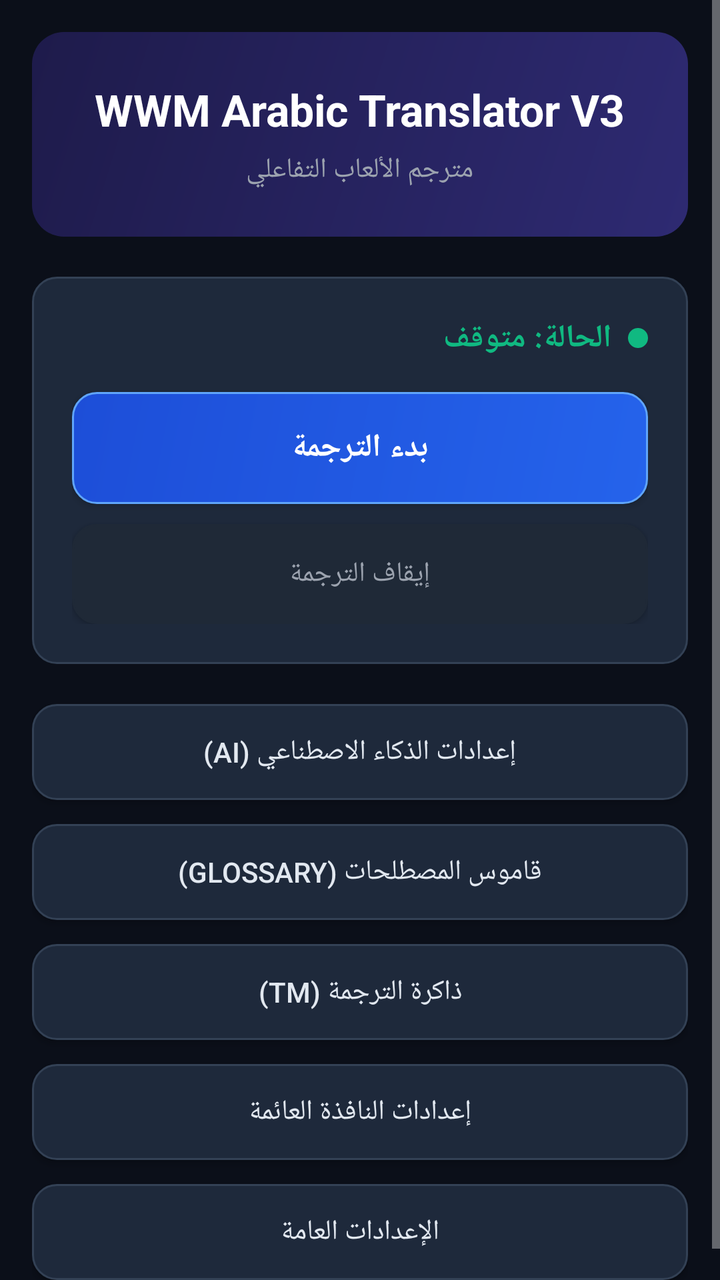
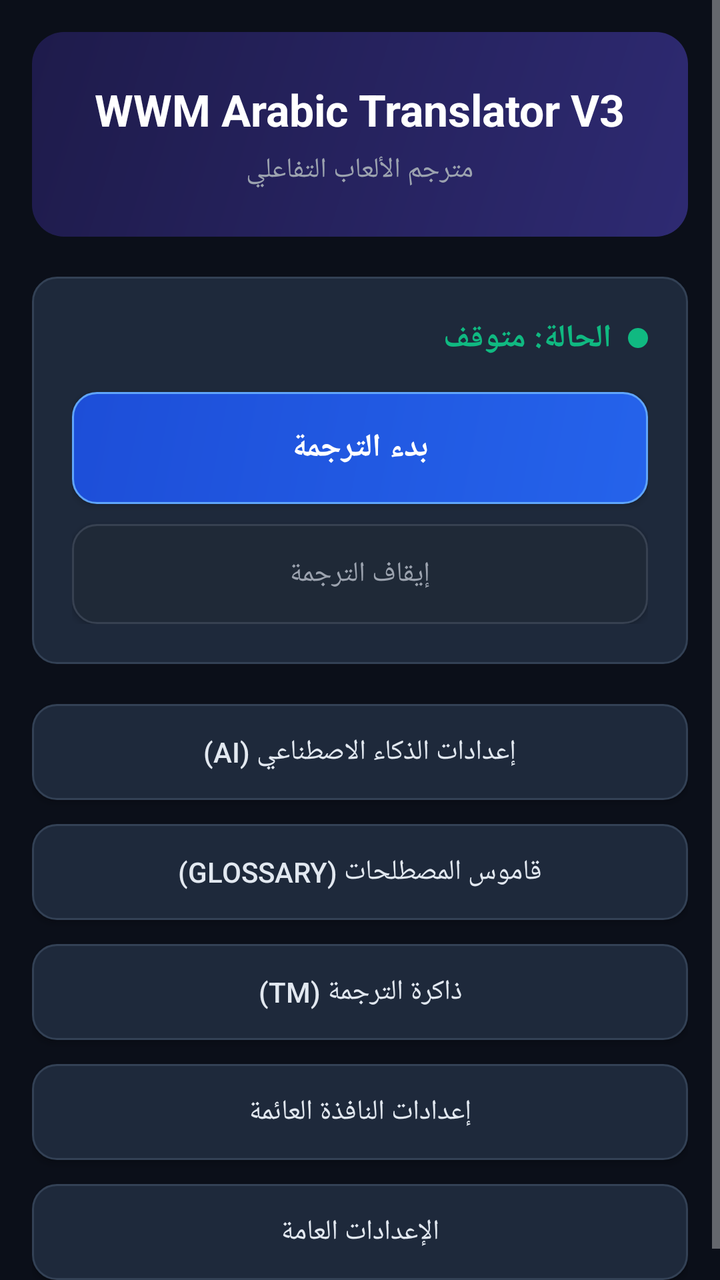

Before-and-after screenshots of an Android layout around one commit, followed by the original layout XML and the change that was made.
<!-- AndroidManifest.xml: application theme Theme.AppCompat.NoActionBar -->
<!-- res/layout/activity_main.xml -->
<?xml version="1.0" encoding="utf-8"?>
<ScrollView xmlns:android="http://schemas.android.com/apk/res/android"
    android:layout_width="match_parent"
    android:layout_height="match_parent"
    android:background="#0B0F19"
    android:fillViewport="true">

    <LinearLayout
        android:layout_width="match_parent"
        android:layout_height="wrap_content"
        android:orientation="vertical"
        android:padding="16dp">

        
        <LinearLayout
            android:id="@+id/headerCardContainer"
            android:layout_width="match_parent"
            android:layout_height="wrap_content"
            android:background="@drawable/bg_header_card"
            android:orientation="vertical"
            android:padding="24dp">

            <TextView
                android:layout_width="wrap_content"
                android:layout_height="wrap_content"
                android:layout_gravity="center"
                android:text="WWM Arabic Translator V3"
                android:textColor="#FFFFFF"
                android:textSize="22sp"
                android:textStyle="bold" />

            <TextView
                android:layout_width="wrap_content"
                android:layout_height="wrap_content"
                android:layout_gravity="center"
                android:layout_marginTop="6dp"
                android:text="مترجم الألعاب التفاعلي"
                android:textColor="#9CA3AF"
                android:textSize="14sp" />
        </LinearLayout>

        
        <LinearLayout
            android:layout_width="match_parent"
            android:layout_height="wrap_content"
            android:layout_marginTop="20dp"
            android:background="@drawable/bg_status_item"
            android:orientation="vertical"
            android:padding="20dp">

            <LinearLayout
                android:layout_width="wrap_content"
                android:layout_height="wrap_content"
                android:layout_gravity="end"
                android:gravity="center_vertical"
                android:orientation="horizontal">

                <TextView
                    android:id="@+id/tvStatus"
                    android:layout_width="wrap_content"
                    android:layout_height="wrap_content"
                    android:text="الحالة: متوقف"
                    android:textColor="#10B981"
                    android:textSize="16sp"
                    android:textStyle="bold" />

                <ImageView
                    android:layout_width="10dp"
                    android:layout_height="10dp"
                    android:layout_marginStart="8dp"
                    android:src="@drawable/ic_dot_green" />
            </LinearLayout>

            
            <Button
                android:id="@+id/btnStartTranslation"
                android:layout_width="match_parent"
                android:layout_height="56dp"
                android:layout_marginTop="16dp"
                android:background="@drawable/bg_primary_button"
                android:backgroundTint="@null"
                android:padding="12dp"
                android:text="بدء الترجمة"
                android:textColor="#FFFFFF"
                android:textSize="16sp"
                android:textStyle="bold" />

            
            <Button
                android:id="@+id/btnStopTranslation"
                android:layout_width="match_parent"
                android:layout_height="50dp"
                android:layout_marginTop="10dp"
                android:background="@drawable/bg_status_item"
                android:backgroundTint="#1F2937"
                android:padding="10dp"
                android:text="إيقاف الترجمة"
                android:textColor="#9CA3AF"
                android:textSize="14sp" />
        </LinearLayout>

        
        <LinearLayout
            android:layout_width="match_parent"
            android:layout_height="wrap_content"
            android:layout_marginTop="20dp"
            android:orientation="vertical">

            <Button
                android:id="@+id/btnOpenAiSettings"
                android:layout_width="match_parent"
                android:layout_height="wrap_content"
                android:layout_marginBottom="12dp"
                android:background="@drawable/bg_status_item"
                android:backgroundTint="@null"
                android:padding="14dp"
                android:text="إعدادات الذكاء الاصطناعي (AI)"
                android:textColor="#E2E8F0" />

            <Button
                android:id="@+id/btnOpenGlossary"
                android:layout_width="match_parent"
                android:layout_height="wrap_content"
                android:layout_marginBottom="12dp"
                android:background="@drawable/bg_status_item"
                android:backgroundTint="@null"
                android:padding="14dp"
                android:text="قاموس المصطلحات (GLOSSARY)"
                android:textColor="#E2E8F0" />

            <Button
                android:id="@+id/btnOpenTranslationMemory"
                android:layout_width="match_parent"
                android:layout_height="wrap_content"
                android:layout_marginBottom="12dp"
                android:background="@drawable/bg_status_item"
                android:backgroundTint="@null"
                android:padding="14dp"
                android:text="ذاكرة الترجمة (TM)"
                android:textColor="#E2E8F0" />

            <Button
                android:id="@+id/btnOpenOverlaySettings"
                android:layout_width="match_parent"
                android:layout_height="wrap_content"
                android:layout_marginBottom="12dp"
                android:background="@drawable/bg_status_item"
                android:backgroundTint="@null"
                android:padding="14dp"
                android:text="إعدادات النافذة العائمة"
                android:textColor="#E2E8F0" />

            <Button
                android:id="@+id/btnOpenSettings"
                android:layout_width="match_parent"
                android:layout_height="wrap_content"
                android:background="@drawable/bg_status_item"
                android:backgroundTint="@null"
                android:padding="14dp"
                android:text="الإعدادات العامة"
                android:textColor="#E2E8F0" />
        </LinearLayout>

    </LinearLayout>
</ScrollView>
<!-- resources referenced by this layout -->
<resources>
  <!-- drawable bg_header_card (drawable) -->
  <?xml version="1.0" encoding="utf-8"?>
  <shape xmlns:android="http://schemas.android.com/apk/res/android"
      android:shape="rectangle">
      <gradient
          android:angle="135"
          android:endColor="#1E1B4B"
          android:startColor="#2E2A72" />
      <corners android:radius="16dp" />
  </shape>
  <!-- drawable bg_primary_button (drawable) -->
  <?xml version="1.0" encoding="utf-8"?>
  <ripple xmlns:android="http://schemas.android.com/apk/res/android"
      android:color="#3B82F6">
      <item>
          <shape android:shape="rectangle">
              <corners android:radius="12dp" />
              <gradient
                  android:angle="135"
                  android:endColor="#1D4ED8"
                  android:startColor="#2563EB" />
              <stroke
                  android:width="1dp"
                  android:color="#60A5FA" />
          </shape>
      </item>
  </ripple>
  <!-- drawable bg_status_item (drawable) -->
  <?xml version="1.0" encoding="utf-8"?>
  <shape xmlns:android="http://schemas.android.com/apk/res/android"
      android:shape="rectangle">
      <solid android:color="#1E293B" />
      <corners android:radius="12dp" />
      <stroke
          android:width="1dp"
          android:color="#334155" />
  </shape>
  <!-- drawable ic_dot_green (drawable) -->
  <?xml version="1.0" encoding="utf-8"?>
  <shape xmlns:android="http://schemas.android.com/apk/res/android"
      android:shape="oval">
      <solid android:color="#10B981" />
      <size
          android:width="10dp"
          android:height="10dp" />
  </shape>
</resources>

<!-- the commit's change to res/layout/activity_main.xml (unified diff, before → after) -->
@@ -91,8 +91,8 @@
                 android:layout_width="match_parent"
                 android:layout_height="50dp"
                 android:layout_marginTop="10dp"
-                android:background="@drawable/bg_status_item"
-                android:backgroundTint="#1F2937"
+                android:background="@drawable/bg_secondary_button"
+                android:backgroundTint="@null"
                 android:padding="10dp"
                 android:text="إيقاف الترجمة"
                 android:textColor="#9CA3AF"
<!-- resource entries referenced after the edit -->
@@ -27,6 +27,20 @@
           </shape>
       </item>
   </ripple>
+  <!-- drawable bg_secondary_button (drawable) -->
+  <?xml version="1.0" encoding="utf-8"?>
+  <ripple xmlns:android="http://schemas.android.com/apk/res/android"
+      android:color="#374151">
+      <item>
+          <shape android:shape="rectangle">
+              <corners android:radius="12dp" />
+              <solid android:color="#1F2937" />
+              <stroke
+                  android:width="1dp"
+                  android:color="#374151" />
+          </shape>
+      </item>
+  </ripple>
   <!-- drawable bg_status_item (drawable) -->
   <?xml version="1.0" encoding="utf-8"?>
   <shape xmlns:android="http://schemas.android.com/apk/res/android"
